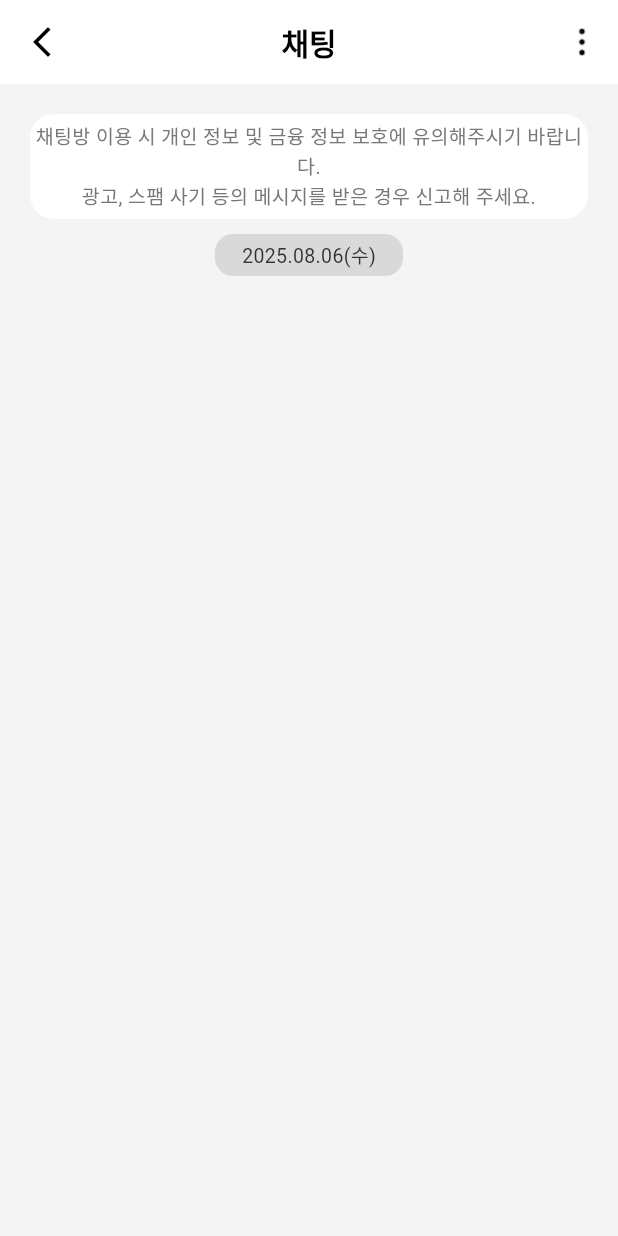
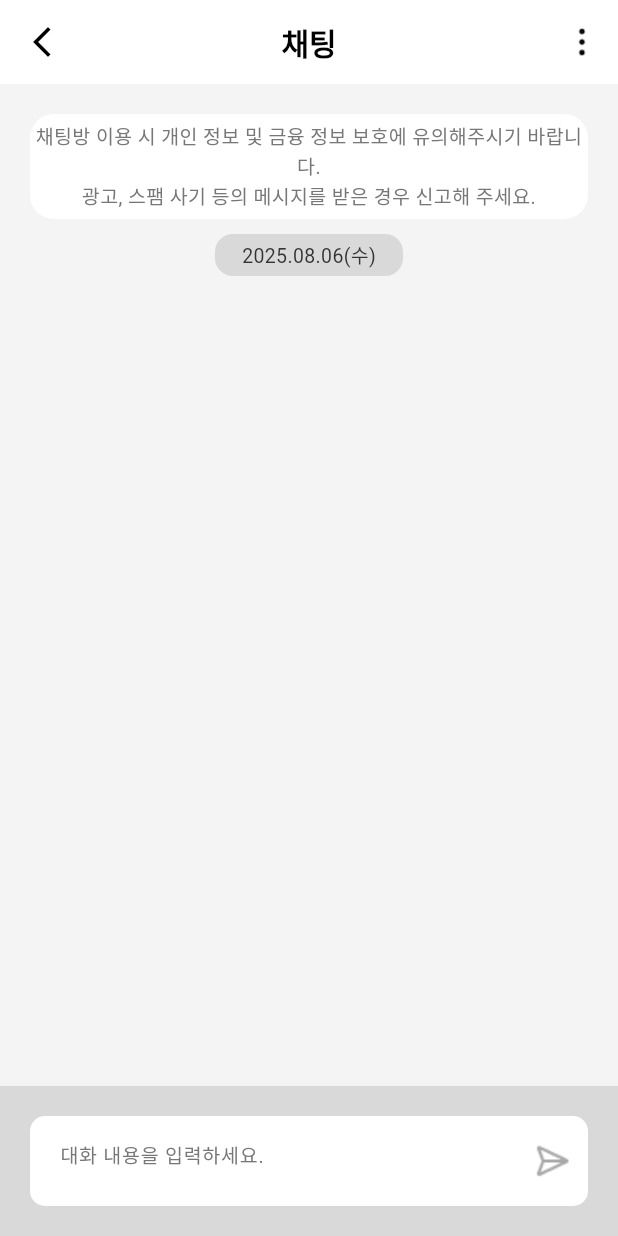
Before and after one commit to oo-Woogi/project_team5_chating_app, a Flutter app: the screen it shows after launch, on a phone screen of 412 x 824 dp. Run offline on Flutter 3.47's test engine with Material 3 defaults, Android fonts, the phone set to English and light mode, and no system bars; Roboto replaces fonts that are missing (Pretendard).

Commit message:
✨ button page 추가 및 이미지 파일 추가

```diff
--- a/lib/pages/chating_page/chating_page.dart
+++ b/lib/pages/chating_page/chating_page.dart
@@ -1,4 +1,5 @@
 import 'package:flutter/material.dart';
+import 'package:project_team5_chating_app/pages/chating_page/widgets/chat_button.dart';
 
 class ChatingPage extends StatelessWidget {
   const ChatingPage({super.key});
@@ -75,6 +76,12 @@ class ChatingPage extends StatelessWidget {
               ),
             ),
           ),
+          const Spacer(),
+          ChatButton(
+            onSendMessage: (text) {
+              print('전송된 메시지: $text');
+            },
+          ),
         ],
       ),
     );
--- /dev/null
+++ b/lib/pages/chating_page/widgets/chat_button.dart
@@ -0,0 +1,75 @@
+import 'package:flutter/material.dart';
+
+class ChatButton extends StatefulWidget {
+  final ValueChanged<String> onSendMessage;
+
+  const ChatButton({
+    Key? key, required this.onSendMessage
+    }) : super(key: key);
+
+    @override
+  _ChatButtonState createState() => _ChatButtonState();
+}
+
+class _ChatButtonState extends State<ChatButton> {
+  final TextEditingController _controller = TextEditingController();
+
+  void _sendMessage() {
+    final message = _controller.text.trim();
+    if (message.isNotEmpty) {
+      widget.onSendMessage(message);
+      _controller.clear();
+    }
+  }
+
+  @override
+  Widget build(BuildContext context) {
+    final bottomInset = MediaQuery.of(context).padding.bottom;
+    return Stack(
+      children: [
+        Container(
+          height: 100 + bottomInset,
+          color: const Color(0xFFD9D9D9),
+        ),
+        SafeArea(
+          child: Container(
+            height: 100,
+            padding: const EdgeInsets.all(20),
+            color: Colors.transparent,
+            child: Row(
+              children: [
+                Expanded(
+                  child: TextField(
+                    // 채팅방 입력창
+                    controller: _controller,
+                    textAlignVertical: TextAlignVertical.center,
+                    decoration: InputDecoration(
+                      hintText: '대화 내용을 입력하세요.',
+                      hintStyle: TextStyle(
+                        fontFamily: 'Pretendard',
+                        fontWeight: FontWeight.w400,
+                        fontSize: 13, // 폰트 크기 16 > 13으로 변경 why? => 텍스트 박스 크기에 맞추기 위함
+                        color: Color(0xff777777),
+                      ),
+                      filled: true,
+                      fillColor: Colors.white,
+                      border: OutlineInputBorder(
+                        borderRadius: BorderRadius.circular(10),
+                        borderSide: BorderSide.none,
+                      ),
+                      contentPadding: const EdgeInsets.symmetric(horizontal: 16, vertical: 30),
+                      suffixIcon: IconButton(
+                        icon: Image.asset('assets/images/send.png', width: 24, height: 24),
+                        onPressed: _sendMessage,
+                      ),
+                    ),
+                  ),
+                ),
+              ],
+            ),
+          ),
+        ),
+      ],
+    );
+  }
+}
```
Also changed, not shown: assets/images/send.png (added), lib/pages/chating_page/widgets/widget.dart (deleted).
